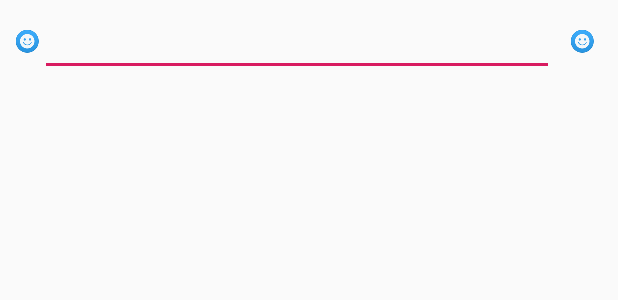
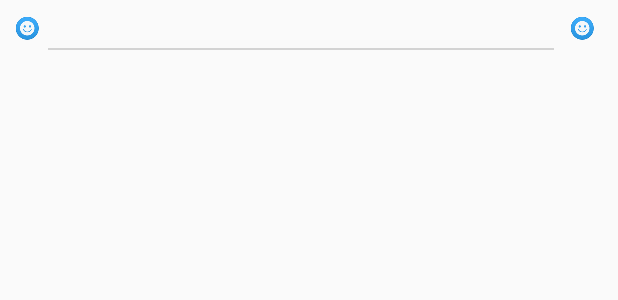
Before and after one commit to happyfsyy/ToDoList, an Android app: the layout list_item.xml on its own in the app's theme, with its tools: preview values and no code run, on a phone screen of 412 x 824 dp. Shown: the top 300 px of the screen. Run offline under Robolectric (Android 15) with nearby library versions, the phone set to English and light mode, and no system bars.

Commit message:
3/7 morning

```diff
--- a/app/src/main/AndroidManifest.xml
+++ b/app/src/main/AndroidManifest.xml
@@ -8,8 +8,9 @@
         android:label="@string/app_name"
         android:roundIcon="@mipmap/ic_launcher_round"
         android:supportsRtl="true"
-        android:theme="@style/AppTheme">
-        <activity android:name=".activity.ListActivity">
+        android:theme="@style/NoActionbarTheme">
+        <activity android:name=".activity.ListActivity"
+            android:windowSoftInputMode="stateHidden|adjustResize">
             <intent-filter>
                 <action android:name="android.intent.action.MAIN"/>
                 <category android:name="android.intent.category.LAUNCHER"/>
--- a/app/src/main/res/drawable/list_add_src.xml
+++ /dev/null
@@ -1,5 +0,0 @@
-<?xml version="1.0" encoding="utf-8"?>
-<selector xmlns:android="http://schemas.android.com/apk/res/android">
-    <item android:state_pressed="true" android:drawable="@drawable/list_add2"/>
-    <item android:drawable="@drawable/list_add1"/>
-</selector>
--- /dev/null
+++ b/app/src/main/res/drawable/list_date_bg.xml
@@ -0,0 +1,6 @@
+<?xml version="1.0" encoding="utf-8"?>
+<selector xmlns:android="http://schemas.android.com/apk/res/android">
+    <item android:state_pressed="true" android:drawable="@color/colorThemeDark"/>
+    <item android:state_focused="true" android:drawable="@color/colorThemeDark"/>
+    <item android:drawable="@color/colorTheme"/>
+</selector>
--- /dev/null
+++ b/app/src/main/res/layout/horizontal_line.xml
@@ -0,0 +1,6 @@
+<?xml version="1.0" encoding="utf-8"?>
+<View xmlns:android="http://schemas.android.com/apk/res/android"
+    android:layout_width="match_parent"
+    android:layout_height="1dp"
+    android:background="@color/line_color">
+</View>
--- a/app/src/main/res/layout/list_item.xml
+++ b/app/src/main/res/layout/list_item.xml
@@ -12,19 +12,43 @@
         android:src="@drawable/emotion1"
         android:layout_gravity="center_vertical"
         />
-    <EditText
-        android:id="@+id/item_content"
+    <LinearLayout
         android:layout_width="0dp"
         android:layout_height="wrap_content"
         android:layout_weight="1"
-        android:singleLine="true"
-        />
+        android:paddingStart="@dimen/default_inner_padding"
+        android:paddingEnd="@dimen/default_inner_padding"
+        android:orientation="vertical">
+        <LinearLayout
+            android:layout_width="match_parent"
+            android:layout_height="wrap_content"
+            android:orientation="horizontal">
+            <EditText
+                android:id="@+id/item_content_edit"
+                android:layout_width="match_parent"
+                android:layout_height="wrap_content"
+                android:singleLine="true"
+                android:imeOptions="actionNext"
+                android:background="@android:color/transparent"
+                />
+            <TextView
+                android:id="@+id/item_content_text"
+                android:layout_width="match_parent"
+                android:layout_height="wrap_content"
+                android:singleLine="true"
+                android:visibility="gone"
+                android:layout_marginStart="@dimen/default_margin"/>
+        </LinearLayout>
+        <include layout="@layout/horizontal_line"
+            android:layout_width="match_parent"
+            android:layout_height="1dp"
+            android:layout_marginTop="2dp"/>
+    </LinearLayout>
     <ImageView
         android:id="@+id/item_status"
         android:layout_width="wrap_content"
         android:layout_height="wrap_content"
         android:src="@drawable/emotion1"
-        android:layout_marginStart="@dimen/small_margin"
         android:padding="@dimen/default_inner_padding"
         android:layout_gravity="center_vertical"
         />
@@ -35,13 +59,13 @@
         android:padding="@dimen/default_inner_padding"
         android:src="@drawable/emotion1"
         android:layout_gravity="center_vertical"
-        android:visibility="gone"/>
+        android:visibility="gone"
+        />
     <ImageView
         android:id="@+id/item_unfinish"
         android:layout_width="wrap_content"
         android:layout_height="wrap_content"
         android:src="@drawable/emotion1"
-        android:layout_marginStart="@dimen/small_margin"
         android:padding="@dimen/default_inner_padding"
         android:layout_gravity="center_vertical"
         android:visibility="gone"/>
--- a/app/src/main/res/values/colors.xml
+++ b/app/src/main/res/values/colors.xml
@@ -3,4 +3,8 @@
     <color name="colorPrimary">#008577</color>
     <color name="colorPrimaryDark">#00574B</color>
     <color name="colorAccent">#D81B60</color>
+    <color name="colorTheme">#D18516</color>
+    <color name="colorThemeDark">#9B6F2D</color>
+    <color name="colorSelected">@android:color/darker_gray</color>
+    <color name="line_color">#d3d3d3</color>
 </resources>
--- a/app/src/main/res/values/strings.xml
+++ b/app/src/main/res/values/strings.xml
@@ -1,3 +1,4 @@
 <resources>
     <string name="app_name">ToDoList</string>
+    <string name="list_settings">Settings</string>
 </resources>
--- a/app/src/main/res/values/styles.xml
+++ b/app/src/main/res/values/styles.xml
@@ -7,5 +7,9 @@
         <item name="colorPrimaryDark">@color/colorPrimaryDark</item>
         <item name="colorAccent">@color/colorAccent</item>
     </style>
-
+    <style name="NoActionbarTheme" parent="Theme.AppCompat.Light.NoActionBar">
+        <item name="colorPrimary">@color/colorTheme</item>
+        <item name="colorPrimaryDark">@color/colorThemeDark</item>
+        <item name="colorAccent">@color/colorAccent</item>
+    </style>
 </resources>
```
Also changed, not shown: app/src/main/java/com/example/todolist/activity/ListActivity.java (+44 -20 lines), app/src/main/java/com/example/todolist/adapter/ListAdapter.java (+13 -6 lines), app/src/main/res/layout/activity_list.xml (+27 -26 lines), app/src/main/res/menu/list_menu.xml (added, +8 -0 lines), app/src/main/res/drawable-xxhdpi/ic_settings.png (added), app/src/main/res/drawable-xxhdpi/list_add1.png (deleted), app/src/main/res/drawable-xxhdpi/list_add2.png (deleted).
